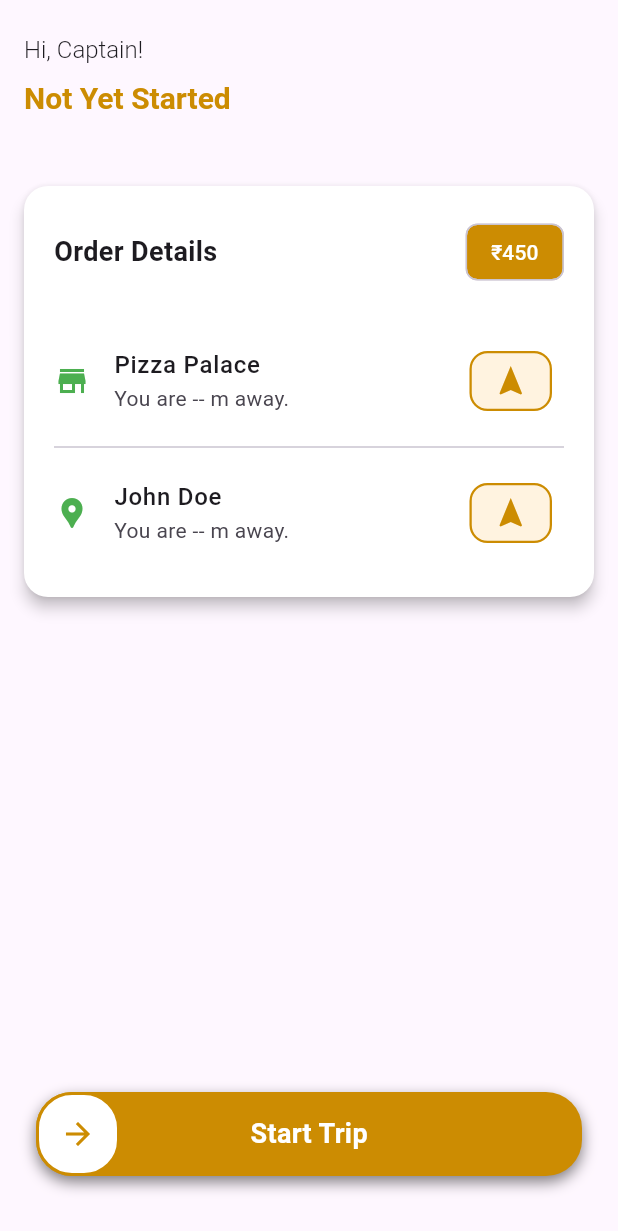
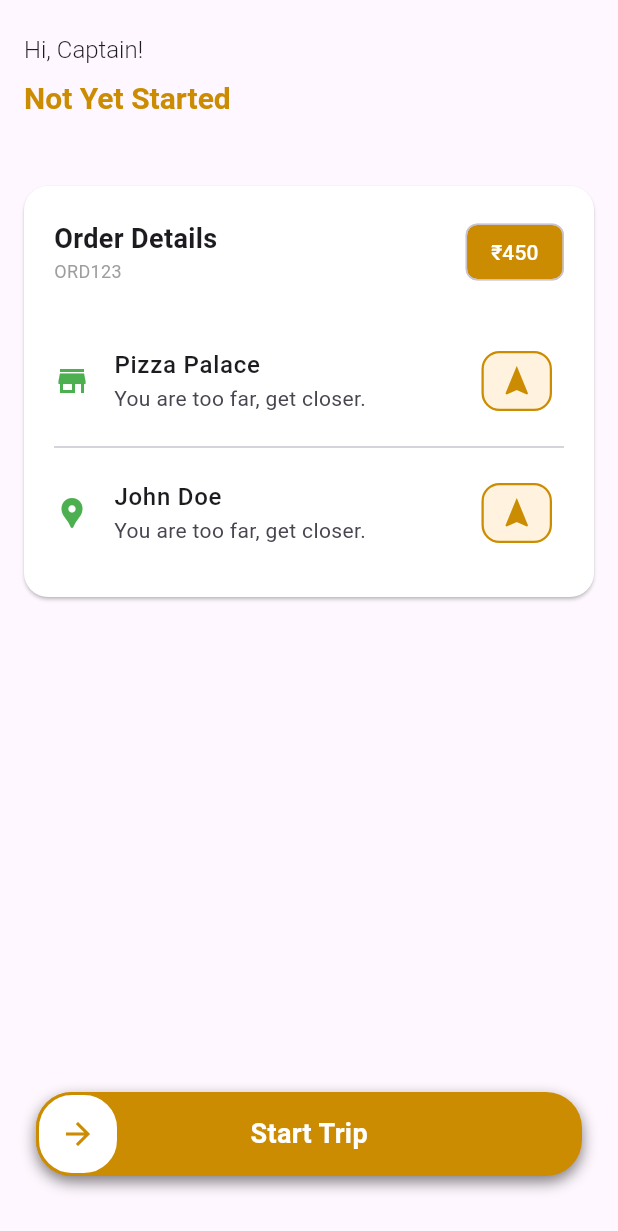
Before and after one commit to sree-vignesh/driver_flutter_app, a Flutter app: the screen it shows after launch, on a phone screen of 412 x 824 dp. Shown: the top 1231 px of the screen. Run offline on Flutter 3.47's test engine with Material 3 defaults, Android fonts, the phone set to English and light mode, and no system bars; our stand-ins replace geolocator.

Commit message:
More minor UI changes.

```diff
--- a/lib/components/order_card.dart
+++ b/lib/components/order_card.dart
@@ -20,7 +20,7 @@ class OrderCard extends StatelessWidget {
     return Card(
       color: Colors.white,
       margin: const EdgeInsets.symmetric(vertical: 8),
-      elevation: 4,
+      elevation: 1,
       shape: RoundedRectangleBorder(borderRadius: BorderRadius.circular(16)),
       child: Padding(
         padding: const EdgeInsets.all(20),
@@ -29,9 +29,24 @@ class OrderCard extends StatelessWidget {
             Row(
               mainAxisAlignment: MainAxisAlignment.spaceBetween,
               children: [
-                const Text(
-                  "Order Details",
-                  style: TextStyle(fontSize: 18, fontWeight: FontWeight.bold),
+                Column(
+                  crossAxisAlignment: CrossAxisAlignment.start,
+                  children: [
+                    const Text(
+                      "Order Details",
+                      style: TextStyle(
+                        fontSize: 18,
+                        fontWeight: FontWeight.bold,
+                      ),
+                    ),
+                    Text(
+                      order.id,
+                      style: TextStyle(
+                        fontSize: 12,
+                        color: AppColors.textSecondary,
+                      ),
+                    ),
+                  ],
                 ),
                 Chip(
                   label: Text(
@@ -51,7 +66,10 @@ class OrderCard extends StatelessWidget {
 
               // if(distanceToRestaurant < 1000)
               subtitle:
-                  "You are ${distanceToRestaurant?.toStringAsFixed(0) ?? '--'} m away.",
+                  (distanceToRestaurant != null && distanceToRestaurant! < 1000)
+                  ? "You are ${distanceToRestaurant} m away."
+                  : "You are too far, get closer.",
+
               onTap: () => NavigationHelper.openGoogleMaps(
                 order.restaurantLat,
                 order.restaurantLng,
@@ -66,7 +84,9 @@ class OrderCard extends StatelessWidget {
               icon: Icons.location_pin,
               title: order.customerName,
               subtitle:
-                  "You are ${distanceToCustomer?.toStringAsFixed(0) ?? '--'} m away.",
+                  (distanceToCustomer != null && distanceToCustomer! < 1000)
+                  ? "You are ${distanceToRestaurant} m away."
+                  : "You are too far, get closer.",
               onTap: () => NavigationHelper.openGoogleMaps(
                 order.customerLat,
                 order.customerLng,
@@ -93,7 +113,7 @@ class OrderCard extends StatelessWidget {
       trailing: Padding(
         padding: const EdgeInsets.all(8.0),
         child: SizedBox(
-          width: 55,
+          width: 47,
           child: IconButton(
             onPressed: onTap,
             icon: const Icon(
--- a/lib/components/slider.dart
+++ b/lib/components/slider.dart
@@ -50,6 +50,8 @@ class _SliderButtonState extends State<SliderButton> {
             height: knobSize,
             decoration: BoxDecoration(
               color: widget.enabled ? AppColors.primary : Colors.green,
+
+              // color: Colors.white,
               borderRadius: BorderRadius.circular(24),
               boxShadow: [
                 BoxShadow(
--- a/lib/screens/order_screen.dart
+++ b/lib/screens/order_screen.dart
@@ -172,6 +172,20 @@ class _OrderScreenState extends State<OrderScreen> {
 
     return Scaffold(
       bottomNavigationBar: Container(
+        decoration: BoxDecoration(
+          // color: Colors.white,
+          borderRadius: BorderRadius.only(
+            topLeft: Radius.circular(48),
+            topRight: Radius.circular(48),
+          ), // curved edges
+          boxShadow: [
+            // BoxShadow(
+            //   color: AppColors.background,
+            //   blurRadius: 8,
+            //   offset: Offset(0, -4),
+            // ),
+          ],
+        ),
         // color: AppColors.background,
         child: Padding(
           padding: const EdgeInsets.symmetric(horizontal: 24, vertical: 40),
```
